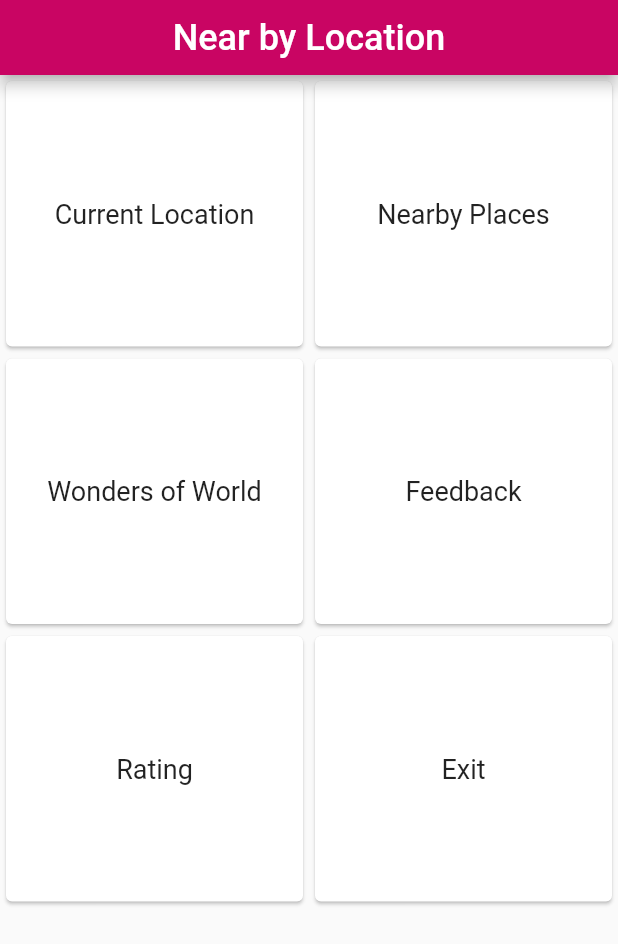
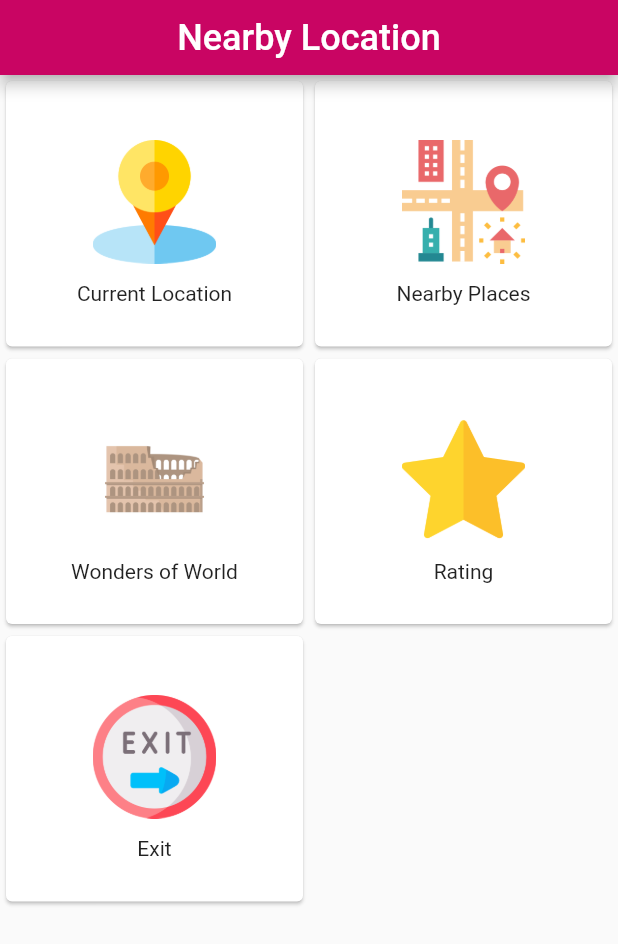
Before and after one commit to waqarshakeel29/nearby_location_finder, a Flutter app: the screen it shows after launch, on a phone screen of 412 x 824 dp. Shown: the top 944 px of the screen. Run offline on Flutter 3.47's test engine with Material 2 defaults, Android fonts, the light colour scheme and no system bars; our stand-ins replace auto_route, equatable, get_it, google_maps_flutter, location.

Commit message:
feat: all icons added and exit implemented

```diff
--- a/lib/presentation/home/home_screen.dart
+++ b/lib/presentation/home/home_screen.dart
@@ -1,7 +1,12 @@
+import 'dart:io';
+
 import 'package:flutter/material.dart';
+import 'package:flutter/services.dart';
 import 'package:get_it/get_it.dart';
 import 'package:nearby_location_finder/app_router.gr.dart';
 import 'package:nearby_location_finder/resources/color.dart';
+import 'package:nearby_location_finder/resources/confimation_dialog.dart';
+import 'package:nearby_location_finder/resources/main_menu_item.dart';
 import 'package:nearby_location_finder/resources/text_style.dart';
 
 class HomeScreen extends StatefulWidget {
@@ -25,7 +30,7 @@
         appBar: AppBar(
           toolbarHeight: 50,
           title: const Text(
-            "Near by Location",
+            "Nearby Location",
             style: AppTextStyle.body1,
           ),
           centerTitle: true,
@@ -40,53 +45,61 @@
             childAspectRatio: ((MediaQuery.of(context).size.width / 2) /
                 ((MediaQuery.of(context).size.height - 60 - 24) / 4)),
             crossAxisCount: 2,
-            children: List.generate(6, (index) => gridItem(index)),
+            children: List.generate(5, (index) => gridItem(index)),
           ),
         ));
   }
 
   gridItem(int index) {
     var tileTitle = '';
+    var iconPath = '';
     var onTap = () {};
     switch (index) {
       case 0:
         tileTitle = 'Current Location';
+        iconPath = 'assets/icons/current_location_icon.png';
         onTap = () {
           GetIt.I<AppRouter>().push(const CurrentLocationScreen());
         };
         break;
       case 1:
         tileTitle = 'Nearby Places';
+        iconPath = 'assets/icons/nearby_places.png';
         onTap = () {
           GetIt.I<AppRouter>().push(const NearbyPlacesScreen());
         };
         break;
       case 2:
         tileTitle = 'Wonders of World';
+        iconPath = 'assets/icons/colosseum_rome_icon.jpg';
         onTap = () {
           GetIt.I<AppRouter>().push(const WondersOfWorldScreen());
         };
         break;
       case 3:
-        tileTitle = 'Feedback';
-        break;
-      case 4:
         tileTitle = 'Rating';
+        iconPath = 'assets/icons/rating.png';
         break;
       default:
         tileTitle = 'Exit';
+        iconPath = 'assets/icons/exit.png';
+        onTap = () {
+          ConfirmationDialog.showConfirmationDialog(
+              context: context,
+              message: 'Do you want to exit?',
+              onClickCancel: () {
+                Navigator.pop(context);
+              },
+              onClickSave: () {
+                if (Platform.isAndroid) {
+                  SystemChannels.platform.invokeMethod('SystemNavigator.pop');
+                } else if (Platform.isIOS) {
+                  exit(0);
+                }
+              });
+        };
         break;
     }
-    return GestureDetector(
-      onTap: onTap,
-      child: Card(
-        child: Center(
-          child: Text(
-            tileTitle,
-            style: AppTextStyle.body2,
-          ),
-        ),
-      ),
-    );
+    return MainMenuItem(title: tileTitle, iconPath: iconPath, onTap: onTap);
   }
 }
--- a/lib/presentation/splash/splash_screen.dart
+++ b/lib/presentation/splash/splash_screen.dart
@@ -4,7 +4,6 @@
 import 'package:get_it/get_it.dart';
 import 'package:nearby_location_finder/app_router.gr.dart';
 import 'package:nearby_location_finder/resources/assets.dart';
-import 'package:nearby_location_finder/resources/color.dart';
 
 class SplashScreen extends StatefulWidget {
   const SplashScreen({Key? key}) : super(key: key);
--- /dev/null
+++ b/lib/resources/main_menu_item.dart
@@ -0,0 +1,41 @@
+import 'package:flutter/material.dart';
+import 'package:nearby_location_finder/resources/text_style.dart';
+
+class MainMenuItem extends StatelessWidget {
+  final String title;
+  final String iconPath;
+  final Function() onTap;
+  const MainMenuItem(
+      {super.key,
+      required this.title,
+      required this.iconPath,
+      required this.onTap});
+
+  @override
+  Widget build(BuildContext context) {
+    return GestureDetector(
+      onTap: onTap,
+      child: Card(
+        child: Center(
+          child: Column(
+            mainAxisAlignment: MainAxisAlignment.center,
+            children: [
+              Padding(
+                padding: const EdgeInsets.all(12),
+                child: Image(
+                  image: AssetImage(iconPath),
+                  width: MediaQuery.of(context).size.width * 0.2,
+                  height: MediaQuery.of(context).size.width * 0.2,
+                ),
+              ),
+              Text(
+                title,
+                style: AppTextStyle.body3Medium,
+              ),
+            ],
+          ),
+        ),
+      ),
+    );
+  }
+}
--- a/pubspec.yaml
+++ b/pubspec.yaml
@@ -35,6 +35,7 @@
   google_maps_flutter: ^2.2.0
   location: ^4.4.0
   equatable: ^2.0.5
+  shared_preferences: ^2.0.15
 
 
   # The following adds the Cupertino Icons font to your application.
```
Also changed, not shown: lib/resources/confimation_dialog.dart (added, +135 -0 lines), assets/icons/exit.png (added), assets/icons/favorite.png (added), assets/icons/nearby_places.png (added), assets/icons/rating.png (added), pubspec.lock.
